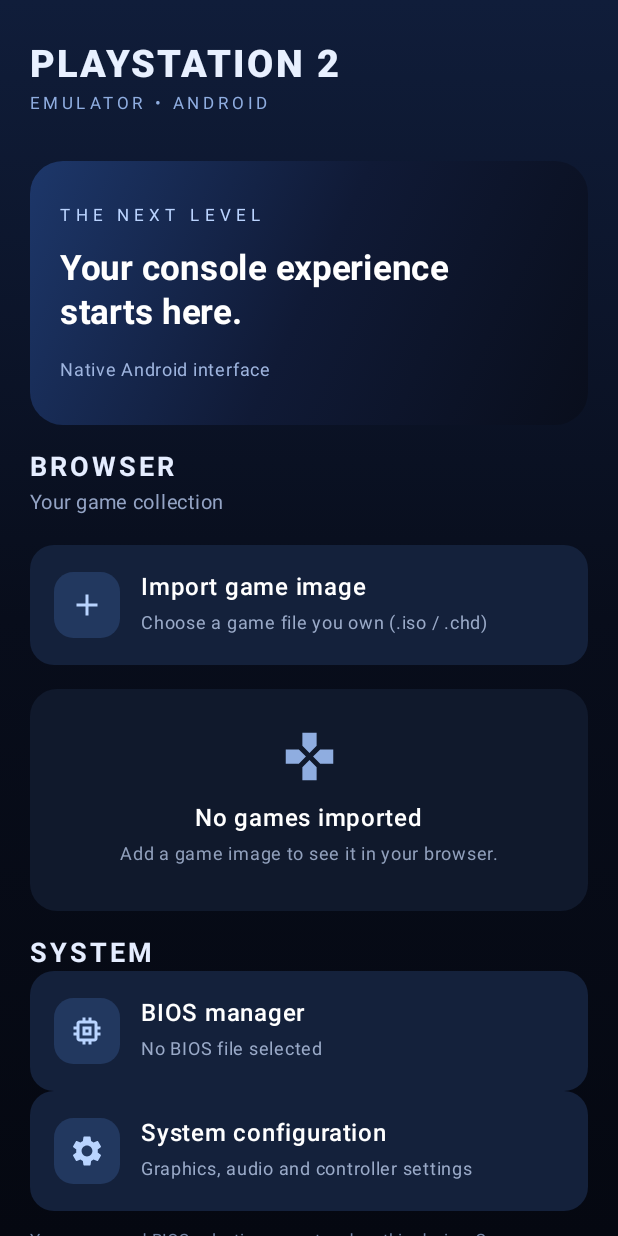
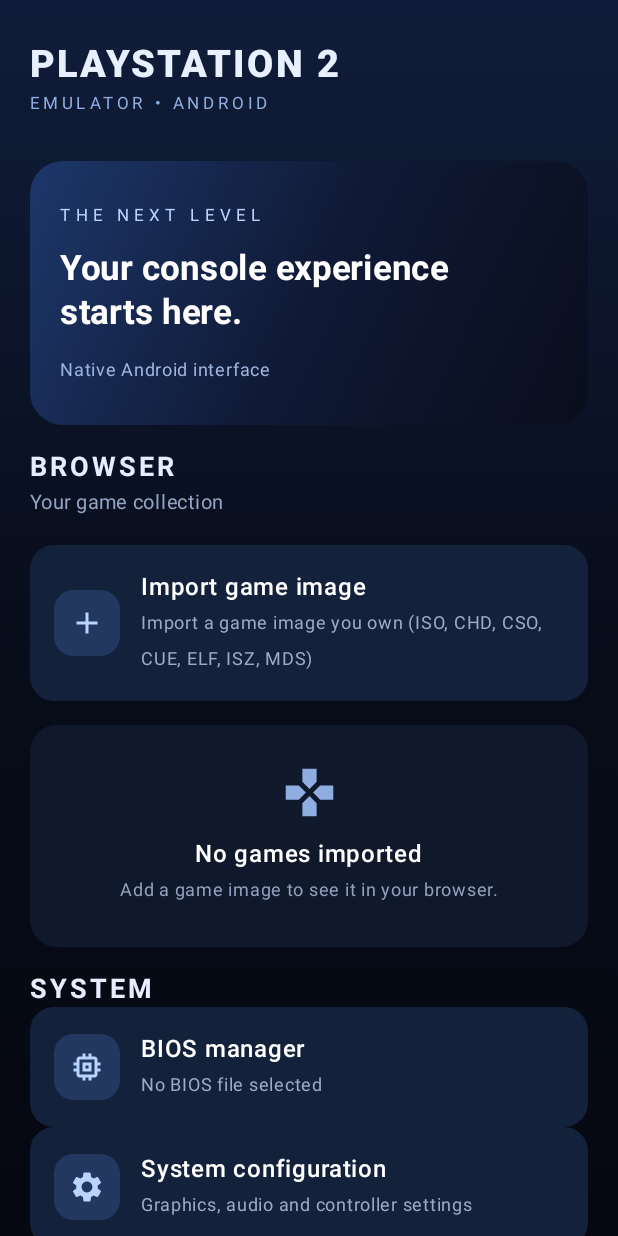
Before and after one commit to mousslmal5-devaloper/PS2-Emulator, an Android app built with Jetpack Compose: the screen it shows after launch (MainActivity), on a phone screen of 412 x 824 dp. Run offline under Robolectric (Android 15) with nearby library versions, the phone set to English and light mode, and no system bars.

Commit message:
Support additional PS2 disc image formats

```diff
--- a/app/src/main/java/com/mind/ps2emulator/MainActivity.kt
+++ b/app/src/main/java/com/mind/ps2emulator/MainActivity.kt
@@ -53,6 +53,7 @@ import androidx.compose.ui.unit.sp
 private const val PREFS_NAME = "ps2_emulator_library"
 private const val GAMES_KEY = "game_uris"
 private const val BIOS_KEY = "bios_uri"
+private val SUPPORTED_GAME_EXTENSIONS = setOf("iso", "chd", "cso", "cue", "elf", "isz", "mds")
 
 private data class GameEntry(val uri: String, val name: String)
 
@@ -102,7 +103,7 @@ class MainActivity : ComponentActivity() {
     private fun saveGame(uri: Uri): GameEntry? {
         val name = displayName(uri)
         val extension = name.substringAfterLast('.', "").lowercase()
-        if (extension !in setOf("iso", "chd")) return null
+        if (extension !in SUPPORTED_GAME_EXTENSIONS) return null
         return try {
             keepReadAccess(uri)
             val prefs = getSharedPreferences(PREFS_NAME, MODE_PRIVATE)
@@ -166,7 +167,7 @@ private fun EmulatorHome(
                 if (importedGames.none { it.uri == entry.uri }) importedGames.add(entry)
                 message = "Game added to your library"
             } else {
-                message = "Choose a supported .iso or .chd game image"
+                message = "Unsupported file. Supported formats: ISO, CHD, CSO, CUE, ELF, ISZ, MDS"
             }
         }
     }
@@ -203,7 +204,7 @@ private fun EmulatorHome(
                     Text("Your game collection", color = Color(0xFF93A3C4), fontSize = 13.sp)
                 }
                 item {
-                    ActionCard("Import game image", "Choose a game file you own (.iso / .chd)",
+                    ActionCard("Import game image", "Import a game image you own (ISO, CHD, CSO, CUE, ELF, ISZ, MDS)",
                         { Icon(Icons.Default.Add, contentDescription = null, tint = Color(0xFFB9D4FF)) }) {
                         gameLauncher.launch(arrayOf("*/*"))
                     }
```
